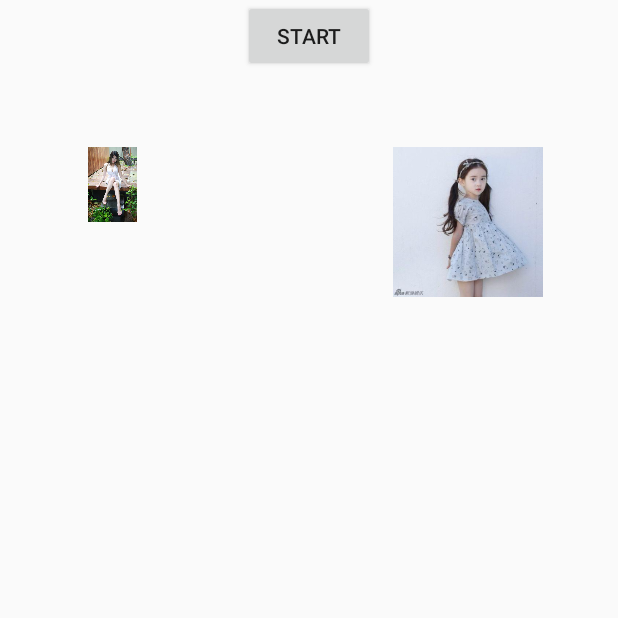
After one commit to kui92/Sence, an Android app: the NormalActivity screen opened directly, with no data from a screen before it, on a phone screen of 412 x 824 dp, the top half of it. The commit adds this screen. Run offline under Robolectric (Android 15) with nearby library versions, the phone set to English and light mode, and no system bars.

Commit message:
sence的一般实现

```diff
--- a/app/src/main/AndroidManifest.xml
+++ b/app/src/main/AndroidManifest.xml
@@ -15,7 +15,12 @@
 
                 <category android:name="android.intent.category.LAUNCHER" />
             </intent-filter>
+
+
         </activity>
+
+        <activity android:name=".NormalActivity"></activity>
+
     </application>
 
 </manifest>
--- /dev/null
+++ b/app/src/main/java/com/huami/sence/NormalActivity.java
@@ -0,0 +1,39 @@
+package com.huami.sence;
+
+import android.os.Bundle;
+import android.support.annotation.Nullable;
+import android.support.v4.app.FragmentActivity;
+import android.transition.ChangeBounds;
+import android.transition.Scene;
+import android.transition.TransitionManager;
+import android.view.View;
+import android.view.View.OnClickListener;
+import android.view.ViewGroup;
+
+/**
+ * Created by zbk on 2019/11/5.
+ */
+
+public class NormalActivity extends FragmentActivity implements OnClickListener{
+
+    private ViewGroup root;
+    private Scene scene1,scene2;
+    private boolean isScene2 = false;
+
+    @Override
+    protected void onCreate(@Nullable Bundle savedInstanceState) {
+        super.onCreate(savedInstanceState);
+        setContentView(R.layout.layout_root);
+        root = findViewById(R.id.root);
+        findViewById(R.id.start).setOnClickListener(this);
+        scene1=Scene.getSceneForLayout(root,R.layout.sence1,this);
+        scene2=Scene.getSceneForLayout(root,R.layout.sence2,this);
+        TransitionManager.go(scene1);
+    }
+
+    @Override
+    public void onClick(View v) {
+        TransitionManager.go(isScene2?scene1:scene2,new ChangeBounds());
+        isScene2=!isScene2;
+    }
+}
--- /dev/null
+++ b/app/src/main/res/layout/layout_root.xml
@@ -0,0 +1,23 @@
+<?xml version="1.0" encoding="utf-8"?>
+<LinearLayout xmlns:android="http://schemas.android.com/apk/res/android"
+    android:orientation="vertical"
+    android:gravity="center_horizontal"
+    android:layout_width="match_parent"
+    android:layout_height="match_parent">
+
+
+    <Button
+        android:text="start"
+        android:id="@+id/start"
+        android:layout_width="wrap_content"
+        android:layout_height="wrap_content" />
+
+    <RelativeLayout
+        android:id="@+id/root"
+        android:layout_width="match_parent"
+        android:layout_height="match_parent">
+
+    </RelativeLayout>
+
+
+</LinearLayout>
--- /dev/null
+++ b/app/src/main/res/layout/sence1.xml
@@ -0,0 +1,25 @@
+<?xml version="1.0" encoding="utf-8"?>
+<RelativeLayout xmlns:android="http://schemas.android.com/apk/res/android"
+    android:layout_width="match_parent"
+    android:layout_height="match_parent">
+
+    <ImageView
+        android:transitionName="sence1"
+        android:src="@mipmap/p1"
+        android:layout_marginTop="50dp"
+        android:layout_marginLeft="50dp"
+        android:layout_width="50dp"
+        android:layout_height="50dp" />
+
+    <!--transitionName很重要，前后两个sence就是根据这个属性相关联的-->
+
+    <ImageView
+        android:transitionName="sence2"
+        android:src="@mipmap/p2"
+        android:layout_alignParentRight="true"
+        android:layout_marginTop="50dp"
+        android:layout_marginRight="50dp"
+        android:layout_width="100dp"
+        android:layout_height="100dp" />
+
+</RelativeLayout>
```
Also changed, not shown: app/src/main/java/com/huami/sence/MainActivity.java (+7 -0 lines), app/src/main/res/layout/activity_main.xml (+6 -7 lines), app/src/main/res/layout/sence2.xml (added, +25 -0 lines), app/src/main/res/mipmap-xhdpi/p1.jpg (added), app/src/main/res/mipmap-xhdpi/p2.jpg (added).
